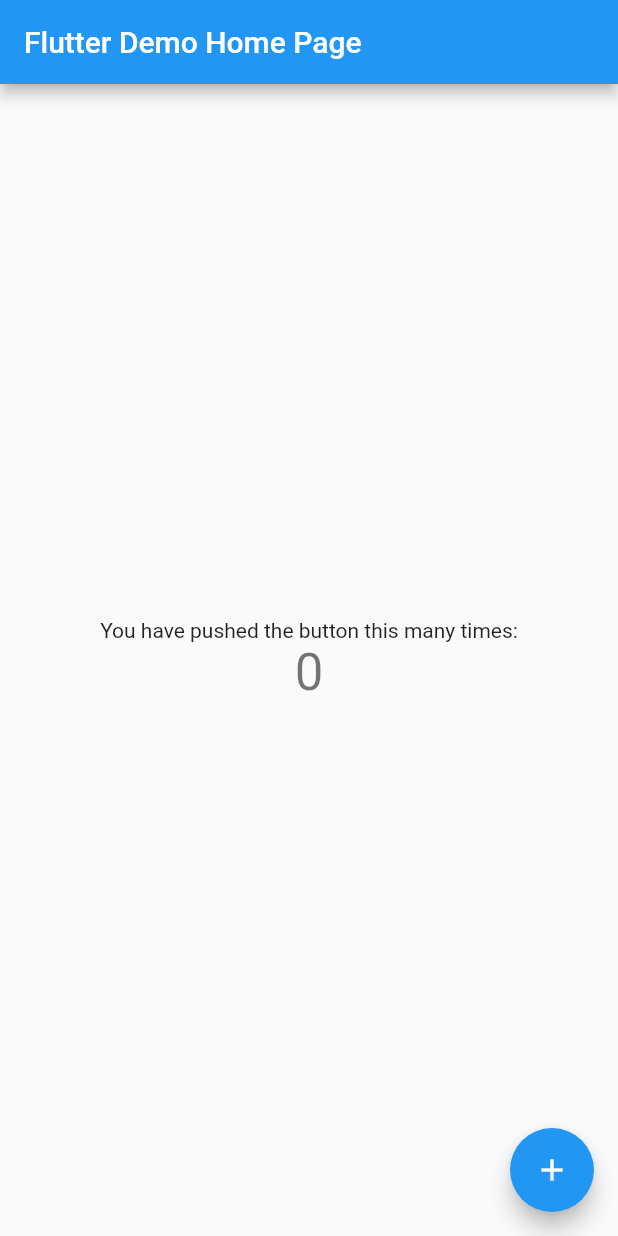
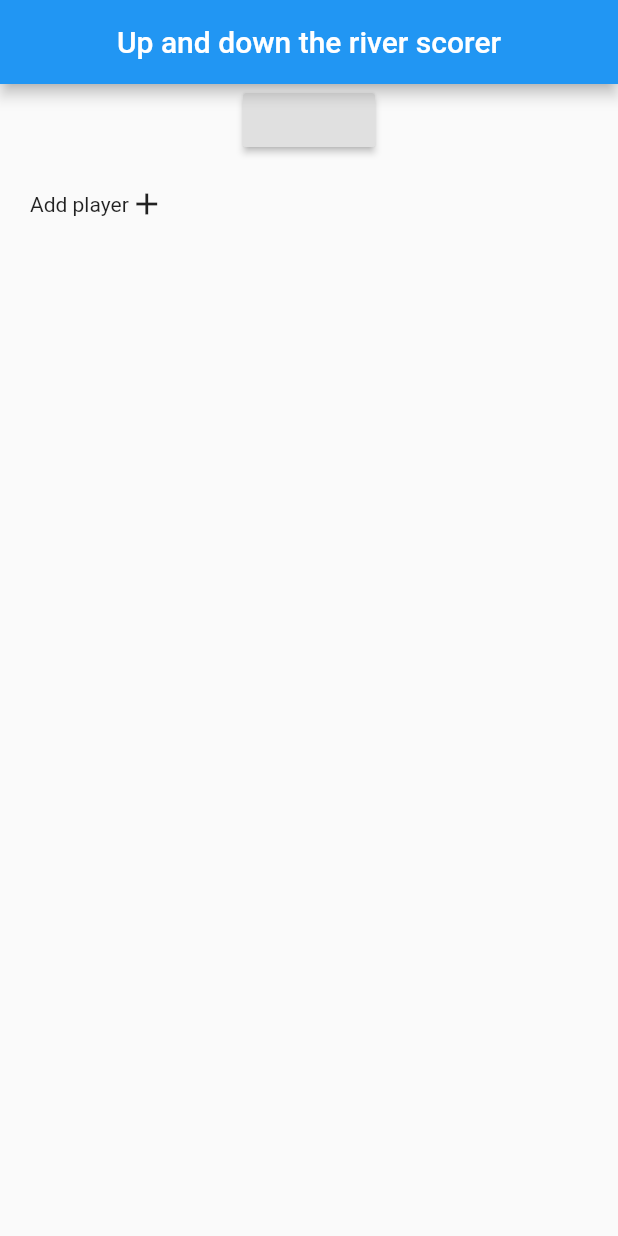
Before and after one commit to Joja81/Up-and-down-the-river-scoring-app, a Flutter app: the screen it shows after launch, on a phone screen of 412 x 824 dp. Run offline on Flutter 3.47's test engine with Material 2 defaults, Android fonts, the phone set to English and light mode, and no system bars.

Commit message:
Fustration
Created part of player selection screen however ran into problem with SetState not being able to change a list view widget. Found this at end of day. Will need to find alternate widget to use tomorrow

```diff
--- a/up_and_down_the_river/lib/main.dart
+++ b/up_and_down_the_river/lib/main.dart
@@ -1,111 +1,83 @@
 import 'package:flutter/material.dart';
+import 'package:upanddowntheriver/player.dart';
 
-void main() => runApp(MyApp());
+void main() {
+  runApp(MaterialApp(
+    title: 'Up and down the river',
+    home: SelectPlayer(),
+  ));
+}
 
-class MyApp extends StatelessWidget {
-  // This widget is the root of your application.
+class SelectPlayer extends StatefulWidget {
   @override
-  Widget build(BuildContext context) {
-    return MaterialApp(
-      title: 'Flutter Demo',
-      theme: ThemeData(
-        // This is the theme of your application.
-        //
-        // Try running your application with "flutter run". You'll see the
-        // application has a blue toolbar. Then, without quitting the app, try
-        // changing the primarySwatch below to Colors.green and then invoke
-        // "hot reload" (press "r" in the console where you ran "flutter run",
-        // or simply save your changes to "hot reload" in a Flutter IDE).
-        // Notice that the counter didn't reset back to zero; the application
-        // is not restarted.
-        primarySwatch: Colors.blue,
-      ),
-      home: MyHomePage(title: 'Flutter Demo Home Page'),
-    );
+  SelectPlayerState createState() {
+    return SelectPlayerState();
   }
 }
 
-class MyHomePage extends StatefulWidget {
-  MyHomePage({Key key, this.title}) : super(key: key);
+class SelectPlayerState extends State<SelectPlayer> {
+  //Store player info
+  List<Player> currentPlayers = [
+    Player('Joshua', Colors.red, 0),
+  ];
 
-  // This widget is the home page of your application. It is stateful, meaning
-  // that it has a State object (defined below) that contains fields that affect
-  // how it looks.
+  List<Widget> playerWidgets = [
+    Container(
+      padding: EdgeInsets.all(20.0),
+      child: Row(
+        children: <Widget>[Text('Add player'), Icon(Icons.add)],
+      ),
+    )
+  ];
 
-  // This class is the configuration for the state. It holds the values (in this
-  // case the title) provided by the parent (in this case the App widget) and
-  // used by the build method of the State. Fields in a Widget subclass are
-  // always marked "final".
-
-  final String title;
-
-  @override
-  _MyHomePageState createState() => _MyHomePageState();
-}
-
-class _MyHomePageState extends State<MyHomePage> {
-  int _counter = 0;
-
-  void _incrementCounter() {
-    setState(() {
-      // This call to setState tells the Flutter framework that something has
-      // changed in this State, which causes it to rerun the build method below
-      // so that the display can reflect the updated values. If we changed
-      // _counter without calling setState(), then the build method would not be
-      // called again, and so nothing would appear to happen.
-      _counter++;
-    });
-  }
+  int i = 0;
 
   @override
   Widget build(BuildContext context) {
-    // This method is rerun every time setState is called, for instance as done
-    // by the _incrementCounter method above.
-    //
-    // The Flutter framework has been optimized to make rerunning build methods
-    // fast, so that you can just rebuild anything that needs updating rather
-    // than having to individually change instances of widgets.
     return Scaffold(
       appBar: AppBar(
-        // Here we take the value from the MyHomePage object that was created by
-        // the App.build method, and use it to set our appbar title.
-        title: Text(widget.title),
+        title: Text('Up and down the river scorer'),
+        centerTitle: true,
       ),
-      body: Center(
-        // Center is a layout widget. It takes a single child and positions it
-        // in the middle of the parent.
-        child: Column(
-          // Column is also a layout widget. It takes a list of children and
-          // arranges them vertically. By default, it sizes itself to fit its
-          // children horizontally, and tries to be as tall as its parent.
-          //
-          // Invoke "debug painting" (press "p" in the console, choose the
-          // "Toggle Debug Paint" action from the Flutter Inspector in Android
-          // Studio, or the "Toggle Debug Paint" command in Visual Studio Code)
-          // to see the wireframe for each widget.
-          //
-          // Column has various properties to control how it sizes itself and
-          // how it positions its children. Here we use mainAxisAlignment to
-          // center the children vertically; the main axis here is the vertical
-          // axis because Columns are vertical (the cross axis would be
-          // horizontal).
-          mainAxisAlignment: MainAxisAlignment.center,
-          children: <Widget>[
-            Text(
-              'You have pushed the button this many times:',
+      body: SafeArea(
+        child: Column(children: <Widget>[
+          Container(
+            child: RaisedButton(
+              onPressed: buttonPressed,
             ),
-            Text(
-              '$_counter',
-              style: Theme.of(context).textTheme.display1,
-            ),
-          ],
-        ),
+          ),
+          Column(
+            children: playerWidgets,
+            //TODO Add in listview builder
+          ),
+        ]),
       ),
-      floatingActionButton: FloatingActionButton(
-        onPressed: _incrementCounter,
-        tooltip: 'Increment',
-        child: Icon(Icons.add),
-      ), // This trailing comma makes auto-formatting nicer for build methods.
     );
   }
+
+  void buttonPressed() {
+//    int i = 0;
+////    Widget widget = Padding(
+////      padding: const EdgeInsets.all(15.0),
+////      child: GestureDetector(
+////        child: Container(
+////          decoration: new BoxDecoration(
+////            borderRadius: new BorderRadius.all(Radius.circular(20.0)),
+////            color: currentPlayers[i].userColor,
+////          ),
+////          child: Row(children: <Widget>[
+////            Center(child: Text(currentPlayers[i].name)),
+////          ]),
+////        ),
+////      ),
+////    );
+////
+////    setState(() {
+////      playerWidgets.add(widget);
+////    });
+    setState(() {
+      playerWidgets.insert(0, Text('Hello?'));
+    });
+    print(playerWidgets.length);
+  }
 }
--- /dev/null
+++ b/up_and_down_the_river/lib/player.dart
@@ -0,0 +1,13 @@
+import 'dart:ui';
+
+class Player {
+  String name;
+  Color userColor;
+  int score;
+
+  Player(String n, Color c, int s) {
+    name = n;
+    userColor = c;
+    score = s;
+  }
+}
```
Also changed, not shown: 1 other file.
